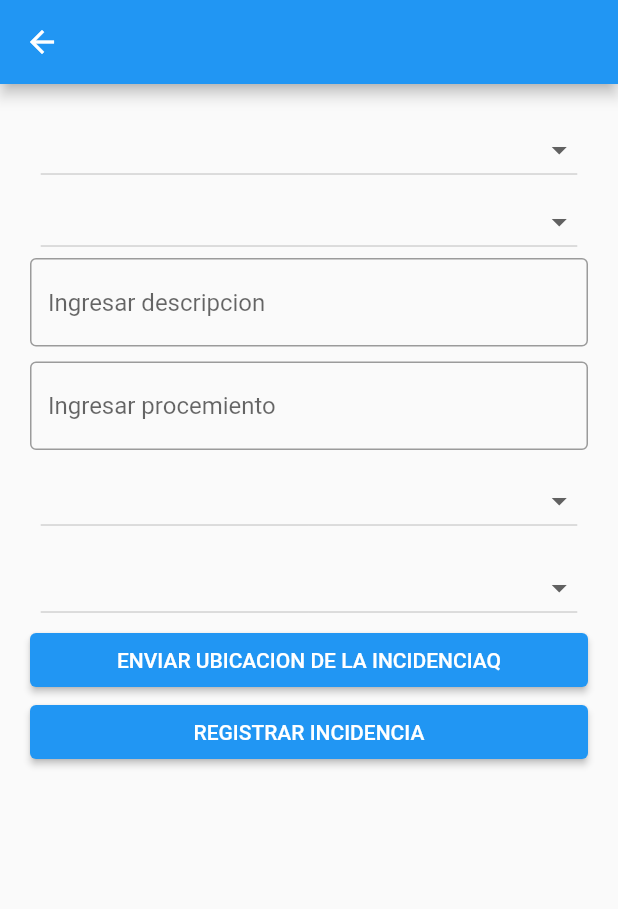
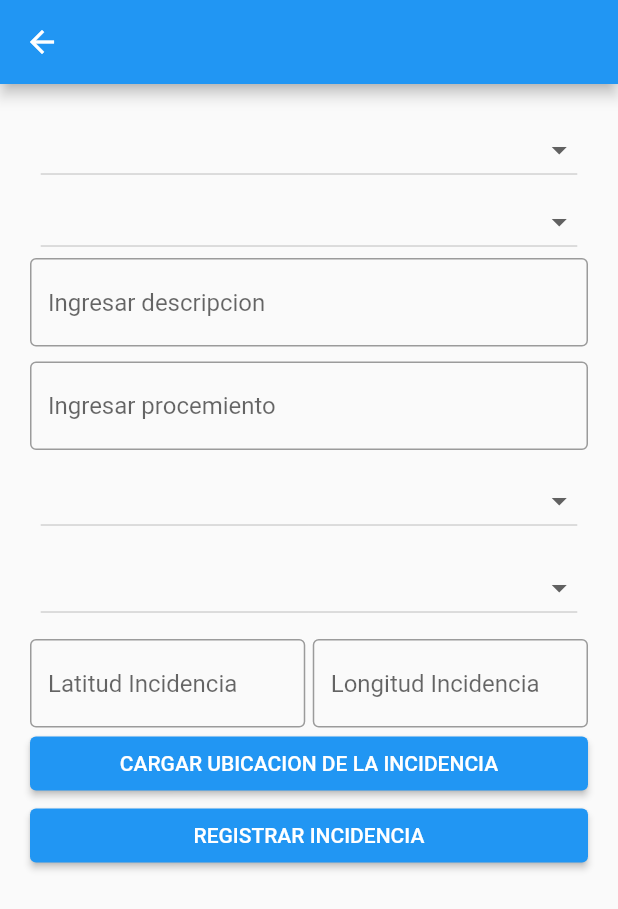
Before and after one commit to malenarojas/Proyecto-taller, a Flutter app: the RegistrarIncidenciasScreen screen opened directly, on a phone screen of 412 x 824 dp. Shown: the top 909 px of the screen. Run offline on Flutter 3.47's test engine with Material 2 defaults, Android fonts, the phone set to English and light mode, and no system bars; our stand-ins replace equatable, firebase_core, firebase_messaging, flutter_bloc, go_router, pie_chart and 2 more; accounts and stored records are empty; network calls fail.

Commit message:
listo los textField para cargarlas del mapa

```diff
--- a/lib/main.dart
+++ b/lib/main.dart
@@ -6,6 +6,7 @@ import 'package:login/screens/home_screen.dart';
 import 'package:login/screens/login_screen.dart';
 import 'package:login/screens/message_screens.dart';
 import 'package:login/screens/status_screen.dart';
+//import 'package:login/screens/map_screen.dart';
 //import 'package:login/services/push_notifications_service.dart';
 import 'package:login/services/socket_service.dart';
 import 'package:provider/provider.dart';
@@ -58,7 +59,8 @@ class _MyAppState extends State<MyApp> {
           'message': (context) => message_screen(),
           'actividad': (context) => const actividad_screen(),
           'status': (context) => status_screen(),
-          'actividad1': (context) => actividad1_screen()
+          'actividad1': (context) => actividad1_screen(),
+          //'map': (context) => map_screen(),
         },
       ),
     );
--- a/lib/screens/RegistrarIncidencias_screen.dart
+++ b/lib/screens/RegistrarIncidencias_screen.dart
@@ -120,36 +120,6 @@ class _RegistrarIncidenciasScreenState
                 controller: procedimientoController,
                 maxLines: null,
               ),
-              // const SizedBox(height: 10),
-              // TextField(
-              //   decoration: const InputDecoration(
-              //       border: OutlineInputBorder(),
-              //       hintText: 'Ingresar latitud dispositivo'),
-              //   controller: latitudDispositivoController,
-              //   keyboardType: TextInputType.number,
-              // ),
-              // const SizedBox(height: 10),
-              // TextField(
-              //   decoration: const InputDecoration(
-              //       border: OutlineInputBorder(),
-              //       hintText: 'Ingresar longitud dispositivo'),
-              //   controller: longitudDispositivoController,
-              //   keyboardType: TextInputType.number,
-              // ),
-              // const SizedBox(height: 10),
-              // TextField(
-              //   decoration: const InputDecoration(
-              //       border: OutlineInputBorder(),
-              //       hintText: 'Ingresar latitud Incidencia'),
-              //   controller: latitudIncidenciaController,
-              // ),
-              // const SizedBox(height: 10),
-              // TextField(
-              //   decoration: const InputDecoration(
-              //       border: OutlineInputBorder(),
-              //       hintText: 'Ingresar latitud Incidencia'),
-              //   controller: longitudIncidenciaController,
-              // ),
               const SizedBox(height: 10),
               DropdownButton<Zona>(
                 value: selectedzona,
@@ -190,6 +160,51 @@ class _RegistrarIncidenciasScreenState
                   },
                 ).toList(),
               ),
+              // Row(
+              //   children: [
+              //     Expanded(
+              //       child: TextField(
+              //         decoration: const InputDecoration(
+              //             border: OutlineInputBorder(),
+              //             hintText: 'Latitud dispositivo'),
+              //         controller: latitudDispositivoController,
+              //         keyboardType: TextInputType.number,
+              //       ),
+              //     ),
+              //     const SizedBox(width: 10),
+              //     Expanded(
+              //       child: TextField(
+              //         decoration: const InputDecoration(
+              //             border: OutlineInputBorder(),
+              //             hintText: 'Longitud dispositivo'),
+              //         controller: longitudDispositivoController,
+              //         keyboardType: TextInputType.number,
+              //       ),
+              //     ),
+              //   ],
+              // ),
+              const SizedBox(height:10),
+              Row(
+                children: [
+                  Expanded(
+                    child: TextField(
+                      decoration: const InputDecoration(
+                          border: OutlineInputBorder(),
+                          hintText: 'Latitud Incidencia'),
+                      controller: latitudIncidenciaController,
+                    ),
+                  ),
+                  const SizedBox(width: 5),
+                  Expanded(
+                    child: TextField(
+                      decoration: const InputDecoration(
+                          border: OutlineInputBorder(),
+                          hintText: 'Longitud Incidencia'),
+                      controller: longitudIncidenciaController,
+                    ),
+                  ),
+                ],
+              ),
               Align(
                 alignment: Alignment.center,
                 child: SizedBox(
@@ -198,14 +213,14 @@ class _RegistrarIncidenciasScreenState
                     padding: EdgeInsets.symmetric(horizontal: 0),
                     child: ElevatedButton(
                       onPressed: () {
-                        /*Navigator.push(
-                          context,
-                          MaterialPageRoute(
-                            builder: (context) => mapp_scren(),
-                          ),
-                        );*/
+                        // Navigator.push(
+                        //   context,
+                        //   MaterialPageRoute(
+                        //     builder: (context) => map_scren(),
+                        //   ),
+                        // );
                       },
-                      child: Text("ENVIAR UBICACION DE LA INCIDENCIAQ"),
+                      child: const Text("CARGAR UBICACION DE LA INCIDENCIA"),
                     ),
                   ),
                 ),
--- a/lib/screens/map_screen.dart
+++ b/lib/screens/map_screen.dart
@@ -81,4 +81,4 @@ class MapSampleState extends State<MapSample> {
 
 
 
-}*/
+}
--- a/pubspec.yaml
+++ b/pubspec.yaml
@@ -47,7 +47,7 @@ dependencies:
   flutter_bloc: ^8.1.3
   go_router: ^9.0.0
   cloud_firestore: ^4.8.2
-  # firebase_auth: ^4.6.3
+  firebase_auth: ^4.6.3
 
 
 dev_dependencies:
```
Also changed, not shown: pubspec.lock.
